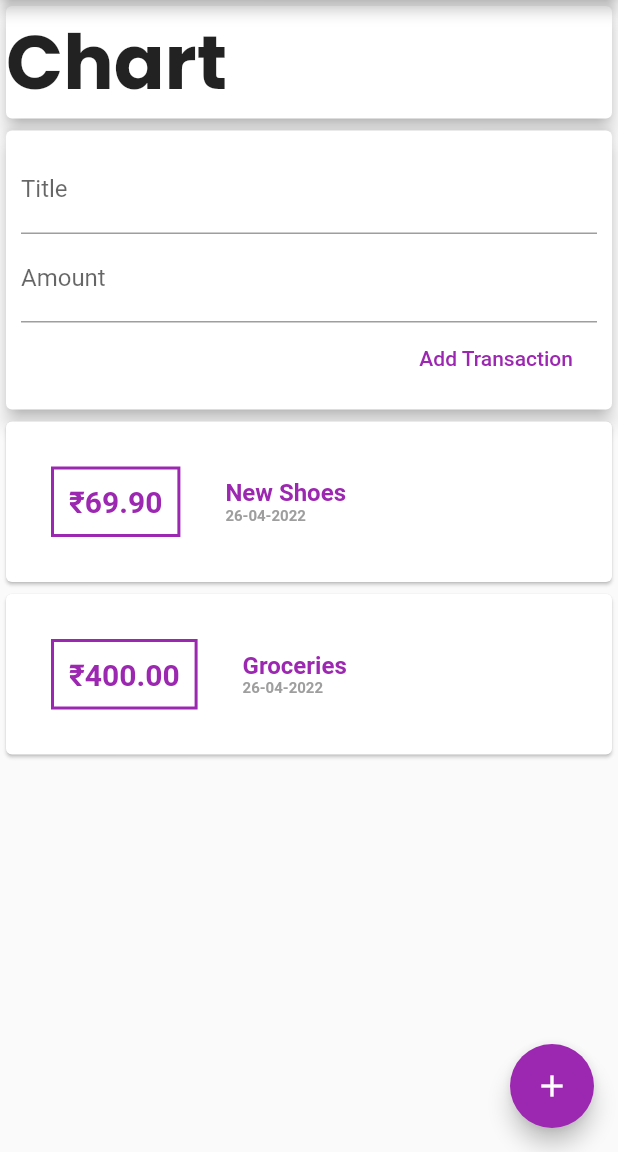
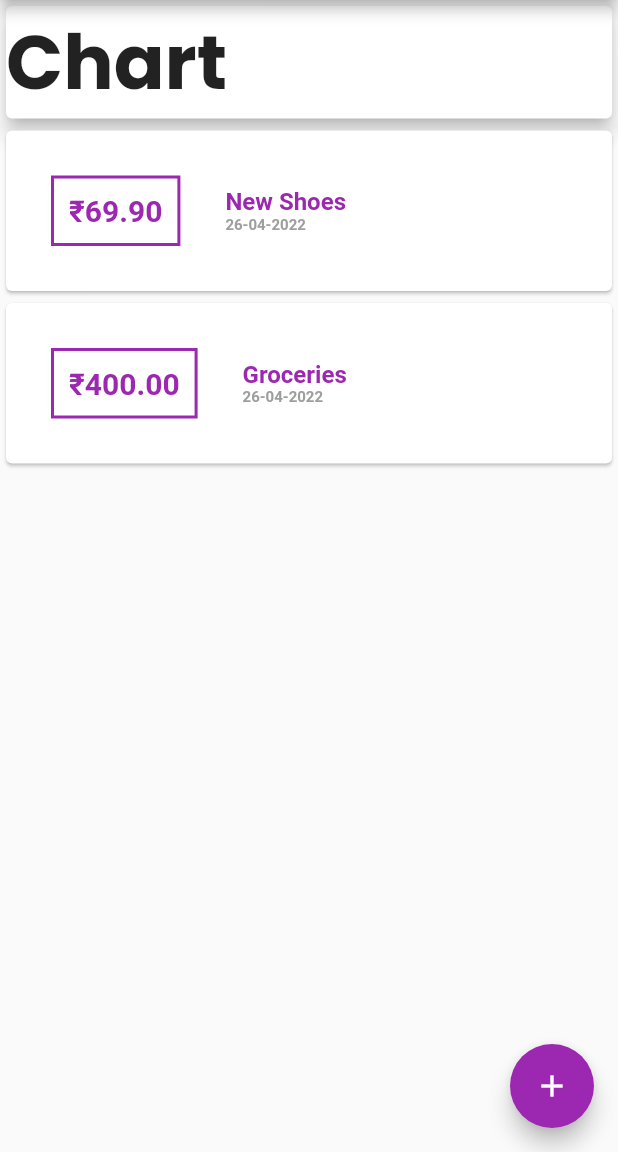
Before and after one commit to Anirudh-rao/ExpensesApp, a Flutter app: the screen it shows after launch, on a phone screen of 412 x 824 dp, the part 84-1236 px from its top. Run offline on Flutter 3.47's test engine with Material 2 defaults, Android fonts, the phone set to English and light mode, and no system bars; our stand-ins replace google_fonts.

Commit message:
Changes to the App= Updated the Modal Sheet and deleted Transcation List

```diff
--- a/lib/Widgets/user_transactions.dart
+++ /dev/null
@@ -1,42 +0,0 @@
-import 'package:flutter/material.dart';
-
-import '../models/transaction.dart';
-import './new_transaction.dart';
-import 'transcation_list.dart';
-
-class UserTransactions extends StatefulWidget {
-  @override
-  _UserTransactionsState createState() => _UserTransactionsState();
-}
-
-class _UserTransactionsState extends State<UserTransactions> {
-  final List<Transaction> _UserTransactions = [
-    Transaction(
-        id: 't1', Title: 'New Shoes', Amount: 69.90, date: DateTime.now()),
-    Transaction(id: 't2', Title: 'Groceries', Amount: 400, date: DateTime.now())
-  ];
-  void _addNewTransaction(String txTitle, double txAmount) {
-    final newTx = Transaction(
-      Title: txTitle,
-      Amount: txAmount,
-      date: DateTime.now(),
-      id: DateTime.now().toString(),
-    );
-    //To setState
-    setState(() {
-      //Add methid
-      _UserTransactions.add(newTx);
-    });
-  }
-
-  @override
-  Widget build(BuildContext context) {
-    return Column(
-      children: <Widget>[
-        //Without parathasis allows us to point to the function
-        NewTransaction(_addNewTransaction),
-        TranscationList(_UserTransactions),
-      ],
-    );
-  }
-}
--- a/lib/main.dart
+++ b/lib/main.dart
@@ -2,7 +2,7 @@ import 'package:flutter/material.dart';
 import 'package:google_fonts/google_fonts.dart';
 import './Widgets/new_transaction.dart';
 import '../Widgets/transcation_list.dart';
-import 'Widgets/user_transactions.dart';
+import 'models/transaction.dart';
 
 void main() => runApp(MyApp());
 
@@ -16,7 +16,41 @@ class MyApp extends StatelessWidget {
   }
 }
 
-class MyHomePage extends StatelessWidget {
+class MyHomePage extends StatefulWidget {
+  @override
+  State<MyHomePage> createState() => _MyHomePageState();
+}
+
+class _MyHomePageState extends State<MyHomePage> {
+  final List<Transaction> _UserTransactions = [
+    Transaction(
+        id: 't1', Title: 'New Shoes', Amount: 69.90, date: DateTime.now()),
+    Transaction(id: 't2', Title: 'Groceries', Amount: 400, date: DateTime.now())
+  ];
+
+  void _addNewTransaction(String txTitle, double txAmount) {
+    final newTx = Transaction(
+      Title: txTitle,
+      Amount: txAmount,
+      date: DateTime.now(),
+      id: DateTime.now().toString(),
+    );
+    //To setState
+    setState(() {
+      //Add methid
+      _UserTransactions.add(newTx);
+    });
+  }
+
+  void _StartAddNewTransaction(BuildContext ctx) {
+    showModalBottomSheet(
+        context: ctx,
+        builder: (_) {
+          return GestureDetector(
+              onTap: () {}, child: NewTransaction(_addNewTransaction));
+        });
+  }
+
   @override
   Widget build(BuildContext context) {
     return Scaffold(
@@ -24,7 +58,9 @@ class MyHomePage extends StatelessWidget {
           backgroundColor: Colors.purple,
           title: Text('Expenses App'),
           actions: <Widget>[
-            IconButton(onPressed: () {}, icon: Icon(Icons.add))
+            IconButton(
+                icon: Icon(Icons.add),
+                onPressed: () => _StartAddNewTransaction(context))
           ]),
       body: SingleChildScrollView(
         child: Column(
@@ -43,13 +79,14 @@ class MyHomePage extends StatelessWidget {
               ),
             ),
             //Input Area
-            UserTransactions(),
+            TranscationList(_UserTransactions),
           ],
         ),
       ),
       floatingActionButton: FloatingActionButton(
         child: Icon(Icons.add),
         backgroundColor: Colors.purple,
+        onPressed: () => _StartAddNewTransaction(context),
       ),
     );
   }
```
